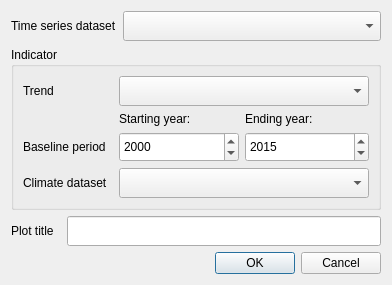
Old version of the form LDMP/gui/DlgTimeseries.ui in the repository ConservationInternational/trends.earth.
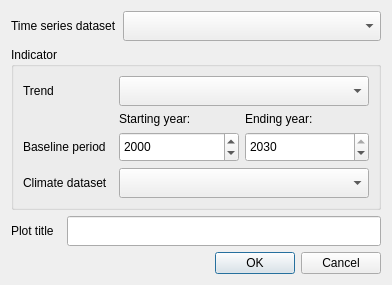
New version of the form.

Commit message: Extract values before reset, and default to MODIS

```diff
--- a/LDMP/gui/DlgTimeseries.ui
+++ b/LDMP/gui/DlgTimeseries.ui
@@ -7,7 +7,7 @@
     <x>0</x>
     <y>0</y>
     <width>392</width>
-    <height>281</height>
+    <height>282</height>
    </rect>
   </property>
   <property name="sizePolicy">
@@ -182,13 +182,6 @@
           <height>16777215</height>
          </size>
         </property>
-        <property name="date">
-         <date>
-          <year>2015</year>
-          <month>12</month>
-          <day>31</day>
-         </date>
-        </property>
         <property name="maximumDateTime">
          <datetime>
           <hour>23</hour>
@@ -209,6 +202,13 @@
         <property name="displayFormat">
          <string>yyyy</string>
         </property>
+        <property name="date">
+         <date>
+          <year>2030</year>
+          <month>12</month>
+          <day>31</day>
+         </date>
+        </property>
        </widget>
       </item>
       <item row="3" column="1" colspan="2">
```
Left out of the diff: 14 changed lines with no effect on the pictures. The commit also changes 1 other file.
